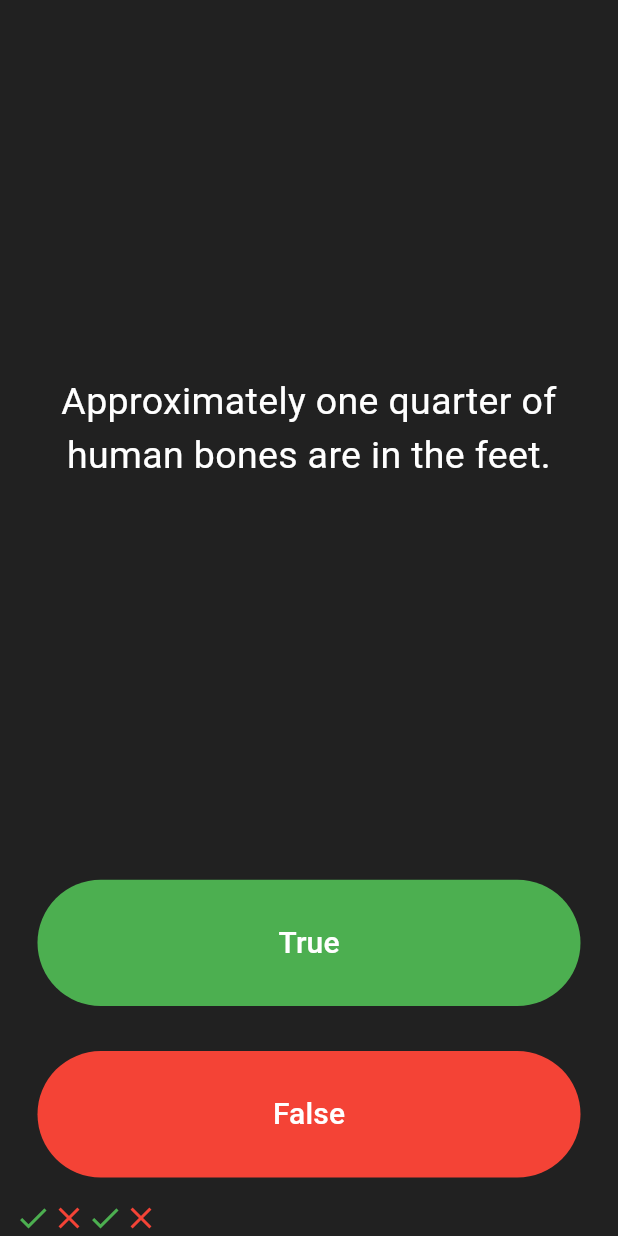
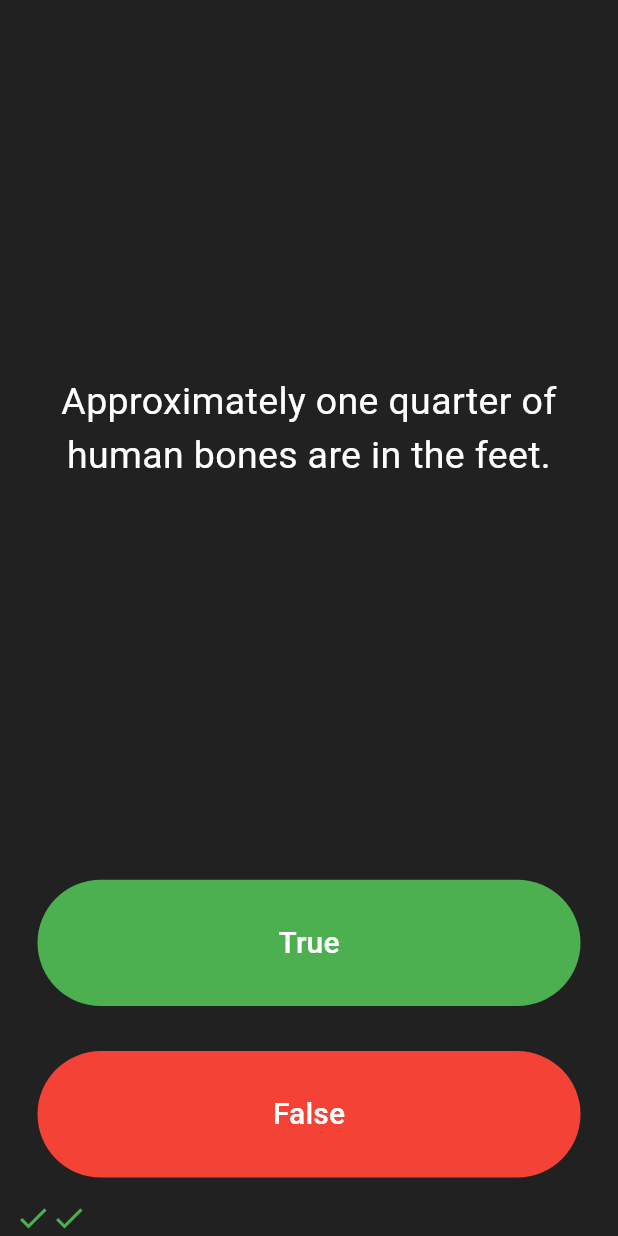
Before and after one commit to GrodTheGreat/Udemy-Flutter-Dart, a Flutter app: the screen it shows after launch, after a tap on "True", after a tap on "False", on a phone screen of 412 x 824 dp. Run offline on Flutter 3.47's test engine with Material 3 defaults, Android fonts, the phone set to English and light mode, and no system bars; our stand-ins replace audioplayers.

Commit message:
Adding Back the Score Keeper

```diff
--- a/quizzler/lib/main.dart
+++ b/quizzler/lib/main.dart
@@ -28,10 +28,19 @@ class QuizPage extends StatefulWidget {
 }
 
 class _QuizPageState extends State<QuizPage> {
-  List<Icon> scoreKeeper = [
-    Icon(Icons.check, color: Colors.green),
-    Icon(Icons.close, color: Colors.red),
-  ];
+  List<Icon> scoreKeeper = [];
+
+  void checkAnswer(bool userAnswer) {
+    bool correctAnswer = quizBrain.getCorrectAnswer();
+    setState(() {
+      if (userAnswer == correctAnswer) {
+        scoreKeeper.add(Icon(Icons.check, color: Colors.green));
+      } else {
+        scoreKeeper.add(Icon(Icons.close, color: Colors.red));
+      }
+      quizBrain.nextQuestion();
+    });
+  }
 
   @override
   Widget build(BuildContext context) {
@@ -61,13 +70,7 @@ class _QuizPageState extends State<QuizPage> {
                 'True',
                 style: TextStyle(color: Colors.white, fontSize: 20.0),
               ),
-              onPressed: () {
-                setState(() {
-                  bool correctAnswer = quizBrain.getCorrectAnswer();
-                  scoreKeeper.add(Icon(Icons.check, color: Colors.green));
-                  quizBrain.nextQuestion();
-                });
-              },
+              onPressed: () => checkAnswer(true),
             ),
           ),
         ),
@@ -80,12 +83,7 @@ class _QuizPageState extends State<QuizPage> {
                 'False',
                 style: TextStyle(fontSize: 20.0, color: Colors.white),
               ),
-              onPressed: () {
-                setState(() {
-                  scoreKeeper.add(Icon(Icons.close, color: Colors.red));
-                  quizBrain.nextQuestion();
-                });
-              },
+              onPressed: () => checkAnswer(false),
             ),
           ),
         ),
```
